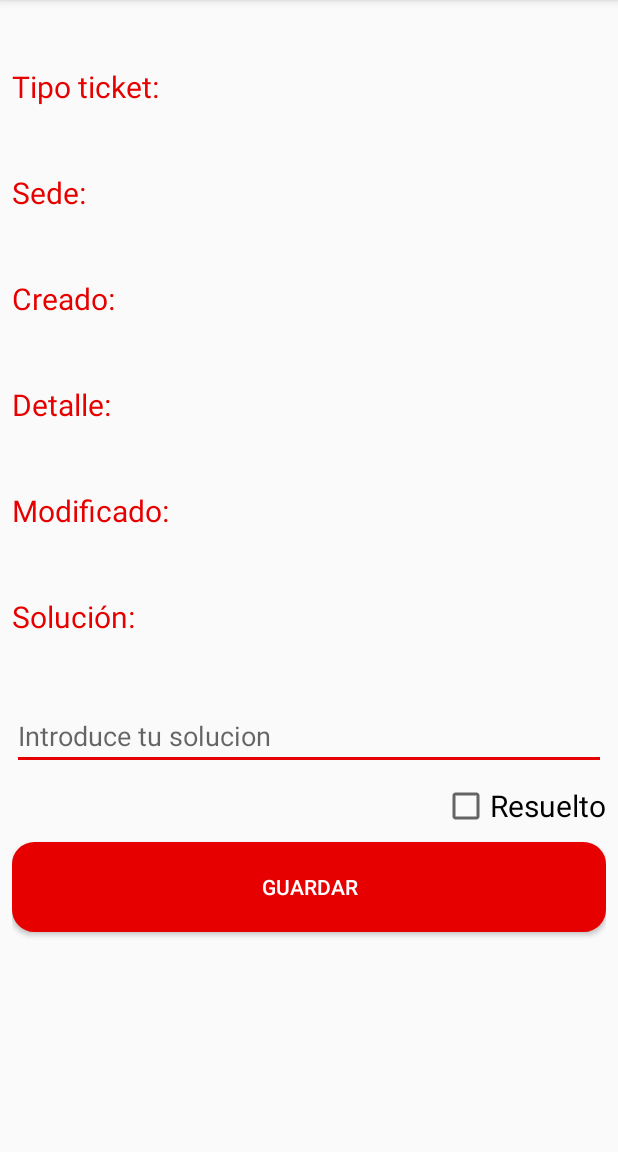
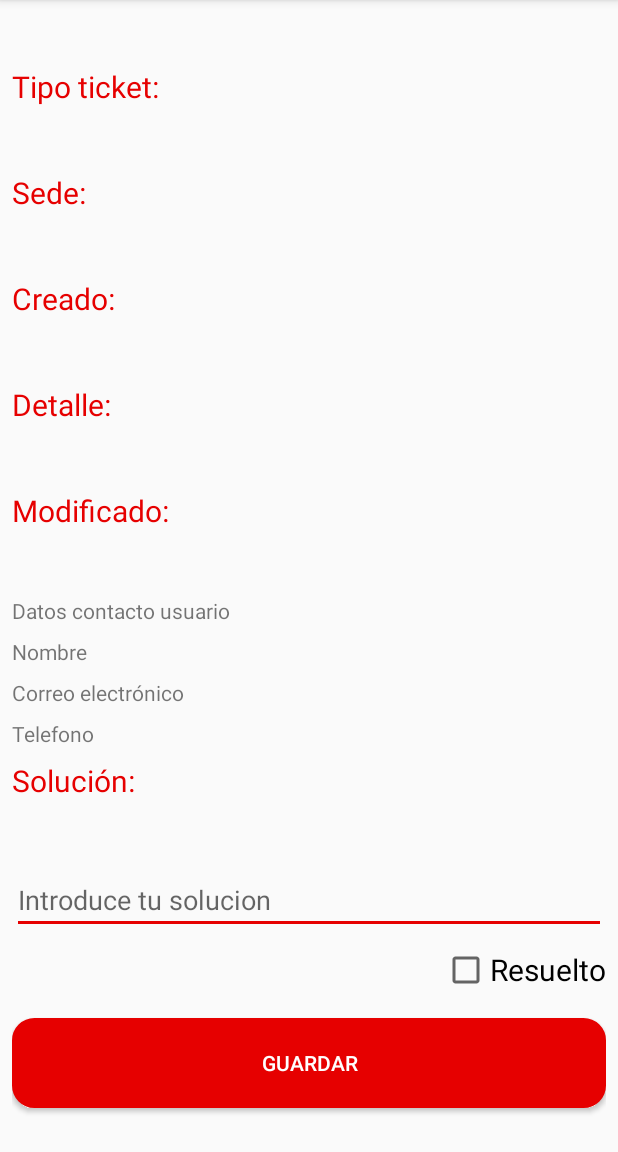
Before and after one commit to atangji/FirebaseDB, an Android app: the DetalleTicketActivity screen opened directly, with no data from a screen before it, on a phone screen of 412 x 824 dp, the part 84-1236 px from its top. Run offline under Robolectric (Android 15) with nearby library versions, the phone set to English and light mode, and no system bars; our stand-ins replace Firebase (no records; nobody signed in at launch, a user with empty details on screens opened directly).

```diff
--- a/app/src/main/java/com/example/firebasedb/DetalleTicketActivity.java
+++ b/app/src/main/java/com/example/firebasedb/DetalleTicketActivity.java
@@ -49,9 +49,14 @@ public class DetalleTicketActivity extends AppCompatActivity {
     TextView tvDetalleTicket;
     TextView tvFechaSolTicket;
     TextView tvSolucionTicket;
+    TextView tvMailTicket;
+    TextView tvTelefonoTicket;
+    TextView tvUsuarioTicket;
+    TextView tvDatosContacto;
     EditText etSolucion;
     Button btnInsertar;
     CheckBox ckboxResuelto;
+    String usuarioTicket;
     private Usuario u;
     private DatabaseReference mDatabase;
     private String fecha = "1900-01-01";
@@ -76,6 +81,13 @@ public class DetalleTicketActivity extends AppCompatActivity {
             tvSedeTicket.setText((t.getSedeobj().getDireccion()));
             tvFechaCreacion.setText(t.getFecha_creacion());
             tvDetalleTicket.setText(t.getComentario());
+
+            //Rellenamos datos contacto usuario
+            tvMailTicket.setText("E-mail: " + u.getEmail());
+            tvTelefonoTicket.setText("Teléfono :"+u.getTelefono());
+            tvUsuarioTicket.setText("Nombre " + u.getNombre());
+
+            int usuarioTicketTelf= u.getTelefono();
 
             setTitle("ID Ticket: "+t.getId());
             cargarResolucion();
@@ -108,6 +120,12 @@ public class DetalleTicketActivity extends AppCompatActivity {
         etSolucion = (EditText) findViewById(R.id.etTextSolucion);
         btnInsertar = (Button) findViewById(R.id.btnInsertarSol);
         ckboxResuelto = (CheckBox) findViewById(R.id.ckboxResuelto);
+
+        tvMailTicket = (TextView)findViewById(R.id.tvMailTicket);
+        tvTelefonoTicket = (TextView)findViewById(R.id.tvTelefonoTicket);
+        tvUsuarioTicket = (TextView) findViewById(R.id.tvNombreUsuarioTicket);
+        tvDatosContacto = (TextView) findViewById(R.id.tvDatosContacto);
+
 
         progressDialog = new ProgressDialog(this);
 
@@ -213,6 +231,7 @@ public class DetalleTicketActivity extends AppCompatActivity {
                 etSolucion.setVisibility(View.GONE);
                 btnInsertar.setVisibility(View.GONE);
                 ckboxResuelto.setEnabled(false);
+
             }else{
 
                 etSolucion.setVisibility(View.VISIBLE);
@@ -222,9 +241,20 @@ public class DetalleTicketActivity extends AppCompatActivity {
             }
 
 
+            tvUsuarioTicket.setVisibility(View.VISIBLE);
+            tvDatosContacto.setVisibility(View.VISIBLE);
+            tvTelefonoTicket.setVisibility(View.VISIBLE);
+            tvMailTicket.setVisibility(View.VISIBLE);
+
         }else{
 
+            //En caso de no tratarse de un usuario administrador ocultamos los datos de contacto
+
             etSolucion.setVisibility(View.GONE);
+            tvUsuarioTicket.setVisibility(View.VISIBLE);
+            tvDatosContacto.setVisibility(View.VISIBLE);
+            tvTelefonoTicket.setVisibility(View.VISIBLE);
+            tvMailTicket.setVisibility(View.VISIBLE);
             btnInsertar.setVisibility(View.GONE);
             ckboxResuelto.setEnabled(false);
 
--- a/app/src/main/java/com/example/firebasedb/InsertarTicketActivity.java
+++ b/app/src/main/java/com/example/firebasedb/InsertarTicketActivity.java
@@ -53,6 +53,7 @@ public class InsertarTicketActivity extends AppCompatActivity {
     ArrayList<String> sedes_array = new ArrayList<>();
 
     Usuario u;
+    String ticket_id;
     @Override
     protected void onCreate(Bundle savedInstanceState) {
         super.onCreate(savedInstanceState);
@@ -107,7 +108,7 @@ public class InsertarTicketActivity extends AppCompatActivity {
                     HashMap<String, Boolean> ticket_usuario = new HashMap<>();
                     ticket_usuario.put(u.getId(),true);
                     //ID ticket
-                    String ticket_id = UUID.randomUUID().toString();
+                    ticket_id = UUID.randomUUID().toString();
                     ticket_id = ticket_id.substring(0,6);
 
                     //fecha
@@ -128,7 +129,7 @@ public class InsertarTicketActivity extends AppCompatActivity {
                         public void onComplete(DatabaseError databaseError, DatabaseReference databaseReference) {
                             if (databaseError == null) {
                                 progressDialog.dismiss();
-                                Toast.makeText(getApplicationContext(), "Se insertó el ticket con éxito", Toast.LENGTH_LONG).show();
+                                Toast.makeText(getApplicationContext(), "Se insertó el ticket con id:"+ticket_id +" con éxito", Toast.LENGTH_LONG).show();
                                 Intent i=new Intent(getApplicationContext(), MainActivity.class);
                                 i.putExtra(Constants.EXTRA_USER, u);
                                 startActivity(i);
--- a/app/src/main/java/com/example/firebasedb/LoginActivity.java
+++ b/app/src/main/java/com/example/firebasedb/LoginActivity.java
@@ -133,7 +133,7 @@ public class LoginActivity extends AppCompatActivity {
             @Override
             public void onFocusChange(View view, boolean isFocused) {
                 if(!isFocused){
-                    textPasswordLayout.setPasswordVisibilityToggleEnabled(false);
+                    textPasswordLayout.setPasswordVisibilityToggleEnabled(true);
                 }else{
 
                     eTextPassword.addTextChangedListener(new TextWatcher() {
--- a/app/src/main/java/com/example/firebasedb/SedeActivity.java
+++ b/app/src/main/java/com/example/firebasedb/SedeActivity.java
@@ -160,7 +160,6 @@ public class SedeActivity extends AppCompatActivity {
                                     rvSede.setVisibility(View.VISIBLE);
                                     emtpyTv.setVisibility(View.GONE);
                                 }
-                                //Al objeto sede le obtengo el HasMap de poblacion
 
                             }
 
--- a/app/src/main/res/layout/activity_ticket_detalle.xml
+++ b/app/src/main/res/layout/activity_ticket_detalle.xml
@@ -1,12 +1,16 @@
 <?xml version="1.0" encoding="utf-8"?>
-<androidx.constraintlayout.widget.ConstraintLayout xmlns:android="http://schemas.android.com/apk/res/android"
+<ScrollView xmlns:android="http://schemas.android.com/apk/res/android"
     xmlns:app="http://schemas.android.com/apk/res-auto"
     xmlns:tools="http://schemas.android.com/tools"
     android:layout_width="match_parent"
     android:layout_height="match_parent"
     android:padding="8dp"
+    android:fillViewport="true"
     tools:context=".DetalleTicketActivity">
 
+<androidx.constraintlayout.widget.ConstraintLayout
+    android:layout_width="match_parent"
+    android:layout_height="match_parent">
 
     <TextView
         android:id="@+id/tViewTipoticket"
@@ -133,8 +137,9 @@
         android:textAlignment="viewStart"
         android:textColor="#E60000"
         android:textSize="20dp"
+        app:layout_constraintEnd_toEndOf="parent"
         app:layout_constraintStart_toStartOf="parent"
-        app:layout_constraintTop_toBottomOf="@+id/tvFechaSolTicket" />
+        app:layout_constraintTop_toBottomOf="@+id/tvTelefonoTicket" />
 
     <TextView
         android:id="@+id/tvSolucionTicket"
@@ -142,10 +147,10 @@
         android:layout_height="wrap_content"
         android:layout_below="@+id/textView13"
         android:layout_marginTop="8dp"
-        android:layout_marginEnd="8dp"
         android:textSize="20dp"
-        app:layout_constraintTop_toBottomOf="@+id/textView13"
-        tools:layout_editor_absoluteX="8dp" />
+        app:layout_constraintEnd_toEndOf="parent"
+        app:layout_constraintStart_toStartOf="parent"
+        app:layout_constraintTop_toBottomOf="@+id/textView13" />
 
     <EditText
         android:id="@+id/etTextSolucion"
@@ -163,12 +168,12 @@
         android:id="@+id/btnInsertarSol"
         android:layout_width="0dp"
         android:layout_height="wrap_content"
-        android:layout_marginTop="8dp"
+        android:layout_marginTop="16dp"
         android:background="@drawable/buttonred_2"
         android:text="Guardar"
         android:textColor="#FFFFFF"
         app:layout_constraintEnd_toEndOf="parent"
-        app:layout_constraintHorizontal_bias="1.0"
+        app:layout_constraintHorizontal_bias="0.0"
         app:layout_constraintStart_toStartOf="parent"
         app:layout_constraintTop_toBottomOf="@+id/ckboxResuelto" />
 
@@ -182,5 +187,46 @@
         app:layout_constraintEnd_toEndOf="parent"
         app:layout_constraintTop_toBottomOf="@+id/etTextSolucion" />
 
+    <TextView
+        android:id="@+id/tvDatosContacto"
+        android:layout_width="match_parent"
+        android:layout_height="wrap_content"
+        android:layout_marginTop="8dp"
+        android:text="Datos contacto usuario"
+        app:layout_constraintEnd_toEndOf="parent"
+        app:layout_constraintStart_toStartOf="parent"
+        app:layout_constraintTop_toBottomOf="@+id/tvFechaSolTicket" />
+
+    <TextView
+        android:id="@+id/tvNombreUsuarioTicket"
+        android:layout_width="match_parent"
+        android:layout_height="wrap_content"
+        android:layout_marginTop="8dp"
+        android:text="Nombre"
+        app:layout_constraintEnd_toEndOf="parent"
+        app:layout_constraintStart_toStartOf="parent"
+        app:layout_constraintTop_toBottomOf="@+id/tvDatosContacto" />
+
+    <TextView
+        android:id="@+id/tvMailTicket"
+        android:layout_width="match_parent"
+        android:layout_height="wrap_content"
+        android:layout_marginTop="8dp"
+        android:text="Correo electrónico"
+        app:layout_constraintEnd_toEndOf="parent"
+        app:layout_constraintStart_toStartOf="parent"
+        app:layout_constraintTop_toBottomOf="@+id/tvNombreUsuarioTicket" />
+
+    <TextView
+        android:id="@+id/tvTelefonoTicket"
+        android:layout_width="match_parent"
+        android:layout_height="wrap_content"
+        android:layout_marginTop="8dp"
+        android:text="Telefono"
+        app:layout_constraintEnd_toEndOf="@+id/textView13"
+        app:layout_constraintStart_toStartOf="parent"
+        app:layout_constraintTop_toBottomOf="@+id/tvMailTicket" />
 
 </androidx.constraintlayout.widget.ConstraintLayout>
+
+</ScrollView>
```
Also changed, not shown: app/src/main/java/com/example/firebasedb/Adapters/SedeAdapter.java (+15 -2 lines), app/src/main/java/com/example/firebasedb/MainActivity.java (+14 -34 lines).
